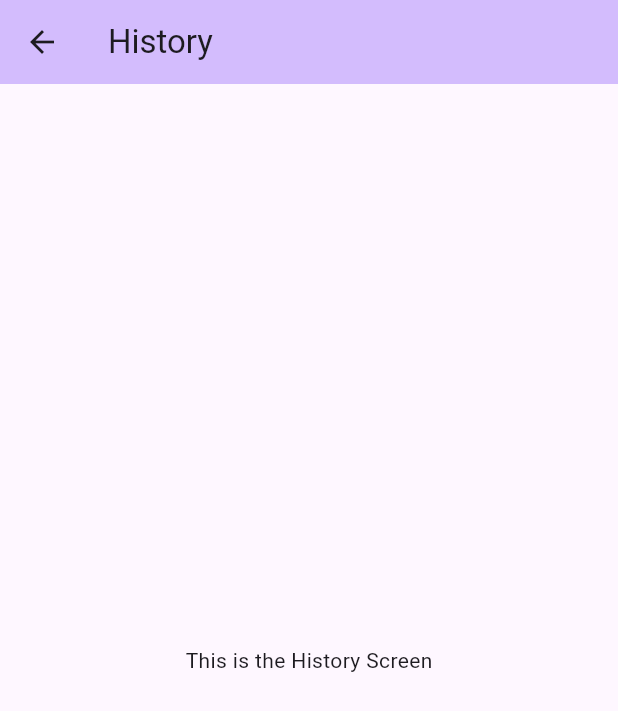
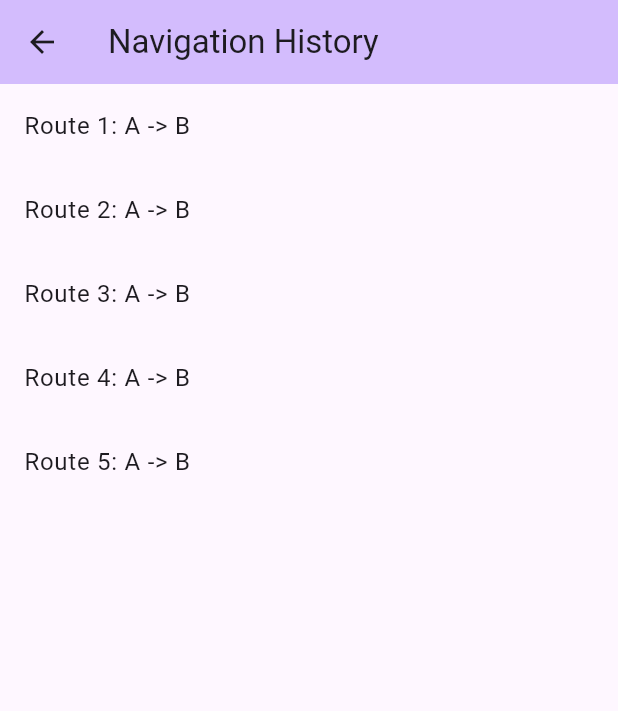
Before and after one commit to jamydevelop/Flutter-GoogleMaps-DemoApp, a Flutter app: the HistoryScreen screen opened directly, on a phone screen of 412 x 824 dp. Shown: the top 711 px of the screen. Run offline on Flutter 3.47's test engine with Material 3 defaults, Android fonts, the phone set to English and light mode, and no system bars; our stand-ins replace google_maps_flutter, location; missing offline and left inert: flutter_polyline_points.

Commit message:
Deleted File

```diff
--- a/flutter_google_maps/lib/main.dart
+++ b/flutter_google_maps/lib/main.dart
@@ -19,7 +19,7 @@ class MyApp extends StatelessWidget {
         useMaterial3: true,
       ),
       //home: const MyHomePage(),
-       home: const MyAppp(),
+      home: const MyAppp(),
     );
   }
 }
--- a/flutter_google_maps/lib/screens/drawer_item_screens/history_screen.dart
+++ b/flutter_google_maps/lib/screens/drawer_item_screens/history_screen.dart
@@ -1,23 +1,54 @@
+// ignore_for_file: library_private_types_in_public_api
+
 import 'package:flutter/material.dart';
 
 class HistoryScreen extends StatefulWidget {
   const HistoryScreen({super.key});
 
   @override
-  State<HistoryScreen> createState() => _HistoryScreenState();
+  _HistoryScreenState createState() => _HistoryScreenState();
 }
 
 class _HistoryScreenState extends State<HistoryScreen> {
+  List<String> navigationRoutes = [
+    "Route 1: A -> B",
+    "Route 2: A -> B",
+    "Route 3: A -> B",
+    "Route 4: A -> B",
+    "Route 5: A -> B",
+  ];
+
   @override
   Widget build(BuildContext context) {
     return Scaffold(
       appBar: AppBar(
         backgroundColor: Theme.of(context).colorScheme.inversePrimary,
-        title: const Text('History'),
+        title: const Text('Navigation History'),
       ),
-      body: const Center(
-        child: Text('This is the History Screen'),
+      body: ListView.builder(
+        itemCount: navigationRoutes.length,
+        itemBuilder: (context, index) {
+          return ListTile(
+            title: Text(navigationRoutes[index]),
+            onTap: () {
+              // Handle tap on each navigation route
+              // For example, you can navigate to a detailed view of the route
+              _navigateToRouteDetails(index);
+            },
+          );
+        },
       ),
     );
   }
+
+  void _navigateToRouteDetails(int index) {
+    // This is just a placeholder for navigation logic
+    // You can implement your logic to navigate to route details screen
+    // For example:
+    // Navigator.push(
+    //   context,
+    //   MaterialPageRoute(builder: (context) => RouteDetailsScreen(route: navigationRoutes[index])),
+    // );
+    print("Navigate to route details for: ${navigationRoutes[index]}");
+  }
 }
--- a/flutter_google_maps/lib/screens/drawer_item_screens/profile_screen.dart
+++ b/flutter_google_maps/lib/screens/drawer_item_screens/profile_screen.dart
@@ -8,6 +8,7 @@ class ProfileScreen extends StatefulWidget {
 }
 
 class _ProfileScreenState extends State<ProfileScreen> {
+
   final _formKey = GlobalKey<FormState>();
   final TextEditingController _firstNameController = TextEditingController();
   final TextEditingController _lastNameController = TextEditingController();
@@ -39,7 +40,7 @@ class _ProfileScreenState extends State<ProfileScreen> {
               ),
               TextFormField(
                 controller: _lastNameController,
-                decoration: InputDecoration(labelText: 'Last Name'),
+                decoration: const InputDecoration(labelText: 'Last Name'),
                 validator: (value) {
                   if (value!.isEmpty) {
                     return 'Please enter your last name';
@@ -49,7 +50,7 @@ class _ProfileScreenState extends State<ProfileScreen> {
               ),
               TextFormField(
                 controller: _emailController,
-                decoration: InputDecoration(labelText: 'Email'),
+                decoration: const InputDecoration(labelText: 'Email'),
                 validator: (value) {
                   if (value!.isEmpty) {
                     return 'Please enter your email';
```
Also changed, not shown: flutter_google_maps/lib/home_page_screen.dart (deleted, +0 -95 lines), flutter_google_maps/lib/screens/drawer_item_screens/support_screen.dart (+19 -10 lines), flutter_google_maps/lib/screens/myappp.dart (+10 -12 lines).
